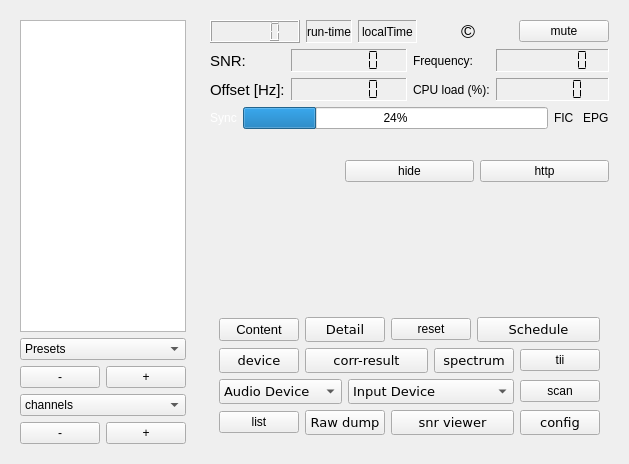
This is qt-dab-s4/forms-v4/dabradio-4.ui in JvanKatwijk/qt-dab as Qt 5 draws it before an edit. The edited form follows.
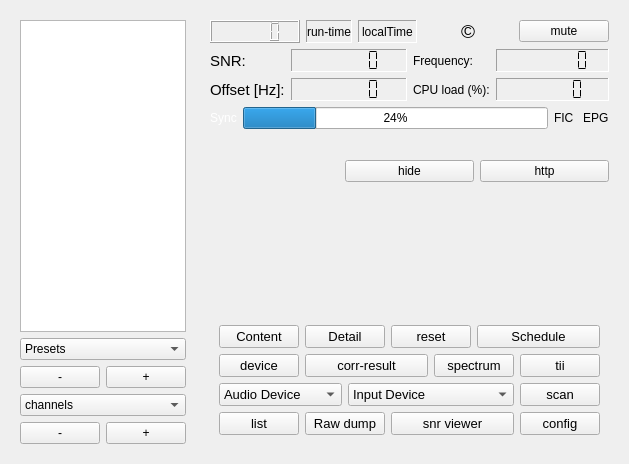
This is the edited form. Custom widgets are drawn as their Qt base class.

Commit message: buttons resized

Patch:
```diff
--- a/qt-dab-s4/forms-v4/dabradio-4.ui
+++ b/qt-dab-s4/forms-v4/dabradio-4.ui
@@ -607,7 +607,6 @@
              </property>
              <property name="font">
               <font>
-               <family>DejaVu Sans</family>
                <pointsize>10</pointsize>
               </font>
              </property>
@@ -627,6 +626,11 @@
                <verstretch>0</verstretch>
               </sizepolicy>
              </property>
+             <property name="font">
+              <font>
+               <pointsize>10</pointsize>
+              </font>
+             </property>
              <property name="toolTip">
               <string>&lt;html&gt;&lt;head/&gt;&lt;body&gt;&lt;p&gt;Push this button to reset, i.e. restart synchronization.&lt;/p&gt;&lt;/body&gt;&lt;/html&gt;</string>
              </property>
@@ -645,7 +649,6 @@
              </property>
              <property name="font">
               <font>
-               <family>DejaVu Sans</family>
                <pointsize>10</pointsize>
               </font>
              </property>
@@ -667,7 +670,6 @@
              </property>
              <property name="font">
               <font>
-               <family>DejaVu Sans</family>
                <pointsize>10</pointsize>
               </font>
              </property>
@@ -689,7 +691,7 @@
              </property>
              <property name="font">
               <font>
-               <family>DejaVu Sans</family>
+               <family>Cantarell</family>
                <pointsize>10</pointsize>
               </font>
              </property>
@@ -716,7 +718,7 @@
              </property>
              <property name="font">
               <font>
-               <family>DejaVu Sans</family>
+               <family>Cantarell</family>
                <pointsize>10</pointsize>
               </font>
              </property>
@@ -730,6 +732,11 @@
            </item>
            <item row="1" column="6">
             <widget class="verySmallPushButton" name="show_tiiButton">
+             <property name="font">
+              <font>
+               <pointsize>10</pointsize>
+              </font>
+             </property>
              <property name="toolTip">
               <string>&lt;html&gt;&lt;head/&gt;&lt;body&gt;&lt;p&gt;show or hide the widget for showing the tii spectrum&lt;/p&gt;&lt;/body&gt;&lt;/html&gt;</string>
              </property>
@@ -748,7 +755,7 @@
              </property>
              <property name="font">
               <font>
-               <family>DejaVu Sans</family>
+               <family>Cantarell</family>
                <pointsize>10</pointsize>
               </font>
              </property>
@@ -772,7 +779,7 @@
              </property>
              <property name="font">
               <font>
-               <family>DejaVu Sans</family>
+               <family>Cantarell</family>
                <pointsize>10</pointsize>
               </font>
              </property>
@@ -788,6 +795,11 @@
            </item>
            <item row="2" column="6">
             <widget class="smallPushButton" name="scanButton">
+             <property name="font">
+              <font>
+               <pointsize>10</pointsize>
+              </font>
+             </property>
              <property name="toolTip">
               <string>&lt;html&gt;&lt;head/&gt;&lt;body&gt;&lt;p&gt;There are three different scan modes.&lt;/p&gt;&lt;p&gt;A scan over the channels until one with a detectable DAB content is detected,&lt;/p&gt;&lt;p&gt;a second mode is to scan all channels in the current band once and then stop, &lt;/p&gt;&lt;p&gt;a third mode is to continuously scan over the channels in the current band.&lt;/p&gt;&lt;/body&gt;&lt;/html&gt;</string>
              </property>
@@ -798,6 +810,11 @@
            </item>
            <item row="3" column="0">
             <widget class="smallPushButton" name="historyButton">
+             <property name="font">
+              <font>
+               <pointsize>10</pointsize>
+              </font>
+             </property>
              <property name="toolTip">
               <string>&lt;html&gt;&lt;head/&gt;&lt;body&gt;&lt;p&gt;history feature. The software maintains a list of all services encountered. Touching this button will show (hide) the list. By clicking with the left mouse button the software will try to select the service pointed to, by clicking with the ruight mouse button the lit will be deleted.&lt;/p&gt;&lt;/body&gt;&lt;/html&gt;</string>
              </property>
@@ -816,7 +833,6 @@
              </property>
              <property name="font">
               <font>
-               <family>DejaVu Sans</family>
                <pointsize>10</pointsize>
               </font>
              </property>
@@ -838,7 +854,6 @@
              </property>
              <property name="font">
               <font>
-               <family>DejaVu Sans</family>
                <pointsize>10</pointsize>
               </font>
              </property>
@@ -860,7 +875,7 @@
              </property>
              <property name="font">
               <font>
-               <family>DejaVu Sans</family>
+               <family>Cantarell</family>
                <pointsize>10</pointsize>
               </font>
              </property>
```
The commit also changes 7 other files.
